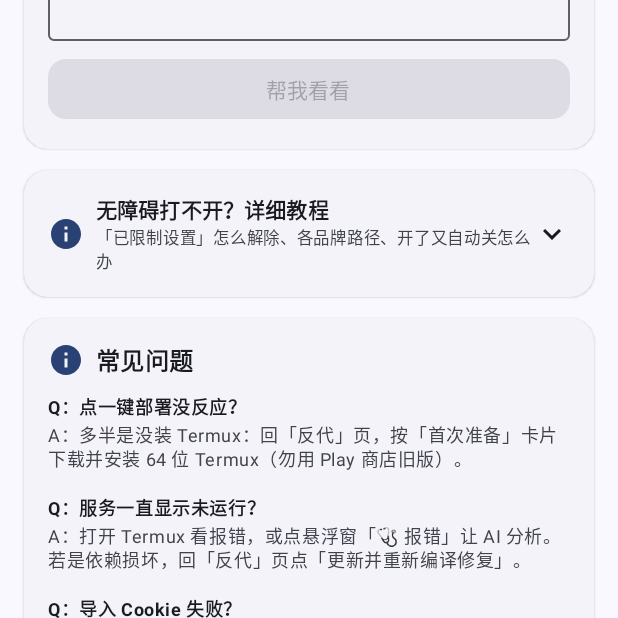
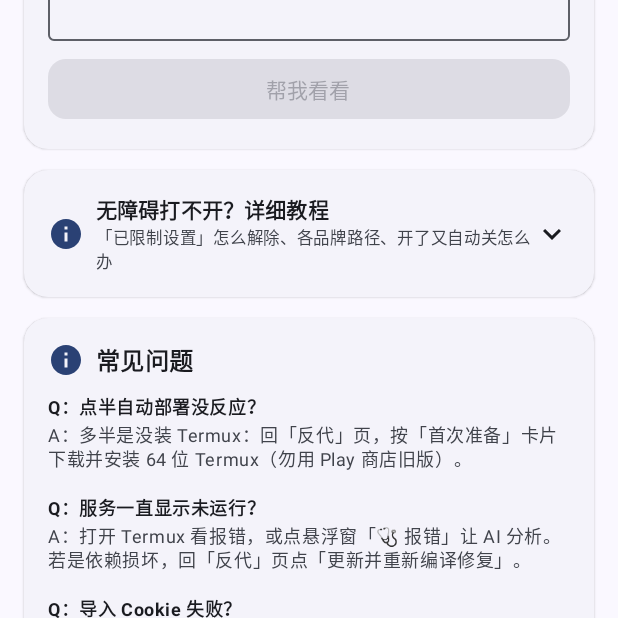
Before and after one commit to Arigels/AIStudioProxyHelper-Stable-Release, an Android app built with Jetpack Compose: the composable UsageScreen shown on its own in the app's theme, scrolled down 683 dp, on a phone screen of 412 x 824 dp, the top half of it. Run offline under Robolectric (Android 15) with nearby library versions, the phone set to English and light mode, and no system bars; pictures from the network do not load.

Commit message:
文案(部署): 解疑 FAQ 与无障碍说明改「半自动部署 / 按向导操作」（5c）

```diff
--- a/app/src/main/java/com/aistudio/proxyhelper/ui/AccessibilityGuide.kt
+++ b/app/src/main/java/com/aistudio/proxyhelper/ui/AccessibilityGuide.kt
@@ -147,7 +147,7 @@ fun AccessibilityGuideBody() {
             fontWeight = FontWeight.Bold
         )
         Text(
-            text = "不影响使用：点「一键搭建并启动」时，App 会把命令复制好并自动打开 Termux，你只要长按屏幕点「粘贴」，再按一下回车（或键盘的发送键）即可。整个流程只多这一步。",
+            text = "不影响使用：点「半自动搭建并启动」时，App 会把命令复制好并自动打开 Termux，你只要长按屏幕点「粘贴」，再按一下回车（或键盘的发送键）即可。按向导操作即可，整个流程只多这一步。",
             style = MaterialTheme.typography.bodySmall
         )
     }
--- a/app/src/main/java/com/aistudio/proxyhelper/ui/UsageScreen.kt
+++ b/app/src/main/java/com/aistudio/proxyhelper/ui/UsageScreen.kt
@@ -176,7 +176,7 @@ fun UsageScreen(
                     )
                 }
                 FaqItem(
-                    q = "点一键部署没反应？",
+                    q = "点半自动部署没反应？",
                     a = "多半是没装 Termux：回「反代」页，按「首次准备」卡片下载并安装 64 位 Termux（勿用 Play 商店旧版）。"
                 )
                 FaqItem(
```
